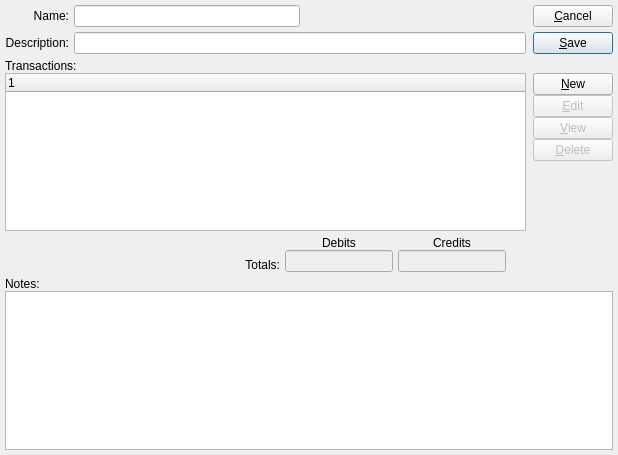
Above: guiclient/standardJournal.ui from Pegasus-RPG/xtuple-client before the change. Below: the same form after it.
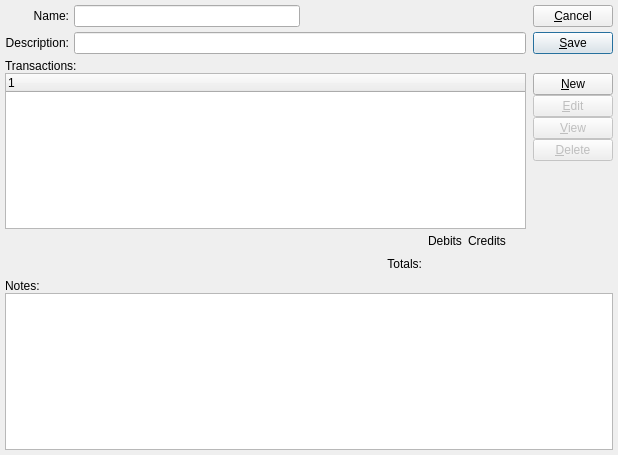
That is the form after the change. Custom widgets are drawn as their Qt base class.

Commit message:
issue #29315 - let xlabel and qgridlayout do the work
the xlabel widget formats numerics using the current locale and
uses properties of a qvalidator to handle rounding if told to.

simplifying layouts allows the application to adjust to the
changing widths of the xlabels.

The edit to the form file:
```diff
--- a/guiclient/standardJournal.ui
+++ b/guiclient/standardJournal.ui
@@ -32,33 +32,21 @@
      <property name="spacing">
       <number>7</number>
      </property>
-     <property name="margin">
-      <number>0</number>
-     </property>
      <item>
       <layout class="QVBoxLayout">
        <property name="spacing">
         <number>0</number>
        </property>
-       <property name="margin">
-        <number>0</number>
-       </property>
        <item>
         <layout class="QHBoxLayout">
          <property name="spacing">
           <number>5</number>
          </property>
-         <property name="margin">
-          <number>0</number>
-         </property>
          <item>
           <layout class="QVBoxLayout">
            <property name="spacing">
             <number>5</number>
            </property>
-           <property name="margin">
-            <number>0</number>
-           </property>
            <item>
             <widget class="QLabel" name="_nameLit">
              <property name="text">
@@ -86,17 +74,11 @@
            <property name="spacing">
             <number>5</number>
            </property>
-           <property name="margin">
-            <number>0</number>
-           </property>
            <item>
             <layout class="QHBoxLayout">
              <property name="spacing">
               <number>0</number>
              </property>
-             <property name="margin">
-              <number>0</number>
-             </property>
              <item>
               <widget class="XLineEdit" name="_name"/>
              </item>
@@ -148,9 +130,6 @@
        <property name="spacing">
         <number>5</number>
        </property>
-       <property name="margin">
-        <number>0</number>
-       </property>
        <item>
         <widget class="QPushButton" name="_close">
          <property name="text">
@@ -177,9 +156,6 @@
      <property name="spacing">
       <number>0</number>
      </property>
-     <property name="margin">
-      <number>0</number>
-     </property>
      <item>
       <widget class="QLabel" name="_transactionsLit">
        <property name="text">
@@ -195,77 +171,33 @@
        <property name="spacing">
         <number>7</number>
        </property>
-       <property name="margin">
-        <number>0</number>
-       </property>
        <item>
         <layout class="QVBoxLayout">
          <property name="spacing">
           <number>5</number>
          </property>
-         <property name="margin">
-          <number>0</number>
-         </property>
          <item>
           <widget class="XTreeWidget" name="_stdjrnlitem"/>
          </item>
          <item>
-          <layout class="QHBoxLayout">
-           <property name="spacing">
-            <number>0</number>
-           </property>
-           <property name="margin">
-            <number>0</number>
-           </property>
-           <item>
+          <layout class="QGridLayout" name="gridLayout">
+           <item row="1" column="4">
             <spacer>
              <property name="orientation">
               <enum>Qt::Horizontal</enum>
              </property>
              <property name="sizeType">
-              <enum>QSizePolicy::Expanding</enum>
-             </property>
-             <property name="sizeHint" stdset="0">
-              <size>
-               <width>27</width>
-               <height>16</height>
-              </size>
-             </property>
-            </spacer>
-           </item>
-           <item>
-            <layout class="QHBoxLayout">
-             <property name="spacing">
-              <number>5</number>
-             </property>
-             <property name="margin">
-              <number>0</number>
-             </property>
-             <item>
-              <layout class="QVBoxLayout">
-               <property name="spacing">
-                <number>0</number>
-               </property>
-               <property name="margin">
-                <number>0</number>
-               </property>
-               <item>
-                <spacer>
-                 <property name="orientation">
-                  <enum>Qt::Vertical</enum>
-                 </property>
-                 <property name="sizeType">
                   <enum>QSizePolicy::Preferred</enum>
                  </property>
                  <property name="sizeHint" stdset="0">
                   <size>
-                   <width>10</width>
-                   <height>21</height>
+               <width>20</width>
+               <height>16</height>
                   </size>
                  </property>
                 </spacer>
                </item>
-               <item>
+           <item row="1" column="1">
                 <widget class="QLabel" name="_totalsLit">
                  <property name="text">
                   <string>Totals:</string>
@@ -275,25 +207,7 @@
                  </property>
                 </widget>
                </item>
-              </layout>
-             </item>
-             <item>
-              <layout class="QVBoxLayout">
-               <property name="spacing">
-                <number>0</number>
-               </property>
-               <property name="margin">
-                <number>0</number>
-               </property>
-               <item>
-                <layout class="QHBoxLayout">
-                 <property name="spacing">
-                  <number>5</number>
-                 </property>
-                 <property name="margin">
-                  <number>0</number>
-                 </property>
-                 <item>
+           <item row="0" column="2">
                   <widget class="QLabel" name="_debitsLit">
                    <property name="text">
                     <string>Debits</string>
@@ -303,7 +217,7 @@
                    </property>
                   </widget>
                  </item>
-                 <item>
+           <item row="0" column="3">
                   <widget class="QLabel" name="_creditLit">
                    <property name="text">
                     <string>Credits</string>
@@ -313,72 +227,29 @@
                    </property>
                   </widget>
                  </item>
-                </layout>
-               </item>
-               <item>
-                <layout class="QHBoxLayout">
-                 <property name="spacing">
-                  <number>5</number>
-                 </property>
-                 <property name="margin">
-                  <number>0</number>
-                 </property>
-                 <item>
-                  <widget class="XLineEdit" name="_debits">
-                   <property name="enabled">
-                    <bool>false</bool>
-                   </property>
-                   <property name="sizePolicy">
-                    <sizepolicy hsizetype="Preferred" vsizetype="Fixed">
-                     <horstretch>0</horstretch>
-                     <verstretch>0</verstretch>
-                    </sizepolicy>
-                   </property>
-                   <property name="focusPolicy">
-                    <enum>Qt::NoFocus</enum>
-                   </property>
+           <item row="1" column="3">
+            <widget class="XLabel" name="_credits">
                    <property name="alignment">
-                    <set>Qt::AlignRight</set>
+              <set>Qt::AlignRight|Qt::AlignTrailing|Qt::AlignVCenter</set>
                    </property>
                   </widget>
                  </item>
-                 <item>
-                  <widget class="XLineEdit" name="_credits">
-                   <property name="enabled">
-                    <bool>false</bool>
-                   </property>
-                   <property name="sizePolicy">
-                    <sizepolicy hsizetype="Preferred" vsizetype="Fixed">
-                     <horstretch>0</horstretch>
-                     <verstretch>0</verstretch>
-                    </sizepolicy>
-                   </property>
-                   <property name="focusPolicy">
-                    <enum>Qt::NoFocus</enum>
-                   </property>
+           <item row="1" column="2">
+            <widget class="XLabel" name="_debits">
                    <property name="alignment">
-                    <set>Qt::AlignRight</set>
+              <set>Qt::AlignRight|Qt::AlignTrailing|Qt::AlignVCenter</set>
                    </property>
                   </widget>
                  </item>
-                </layout>
-               </item>
-              </layout>
-             </item>
-            </layout>
-           </item>
-           <item>
-            <spacer>
+           <item row="1" column="0">
+            <spacer name="horizontalSpacer">
              <property name="orientation">
               <enum>Qt::Horizontal</enum>
              </property>
-             <property name="sizeType">
-              <enum>QSizePolicy::Preferred</enum>
-             </property>
              <property name="sizeHint" stdset="0">
               <size>
-               <width>20</width>
-               <height>16</height>
+               <width>40</width>
+               <height>20</height>
               </size>
              </property>
             </spacer>
@@ -392,17 +263,11 @@
          <property name="spacing">
           <number>0</number>
          </property>
-         <property name="margin">
-          <number>0</number>
-         </property>
          <item>
           <layout class="QVBoxLayout">
            <property name="spacing">
             <number>0</number>
            </property>
-           <property name="margin">
-            <number>0</number>
-           </property>
            <item>
             <widget class="QPushButton" name="_new">
              <property name="text">
@@ -469,9 +334,6 @@
      <property name="spacing">
       <number>0</number>
      </property>
-     <property name="margin">
-      <number>0</number>
-     </property>
      <item>
       <widget class="QLabel" name="_notesLit">
        <property name="text">
@@ -491,6 +353,11 @@
  </widget>
  <layoutdefault spacing="6" margin="11"/>
  <customwidgets>
+  <customwidget>
+   <class>XLabel</class>
+   <extends>QLabel</extends>
+   <header>xlabel.h</header>
+  </customwidget>
   <customwidget>
    <class>XLineEdit</class>
    <extends>QLineEdit</extends>
```
Left out of the diff: 11 changed lines with no effect on the pictures. Lines whose indentation alone changed are shown as unchanged. The commit also changes 1 other file.
